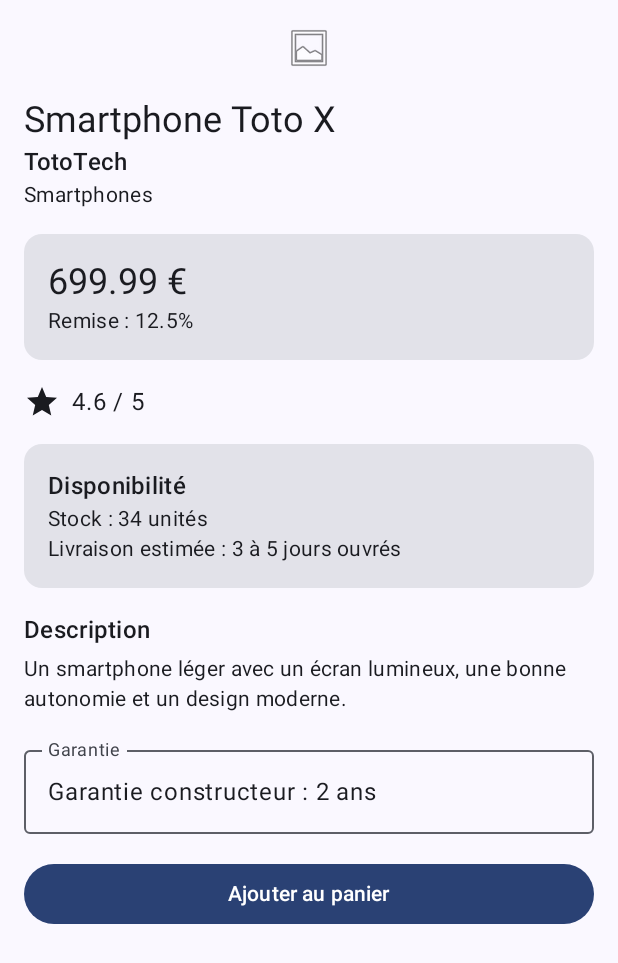
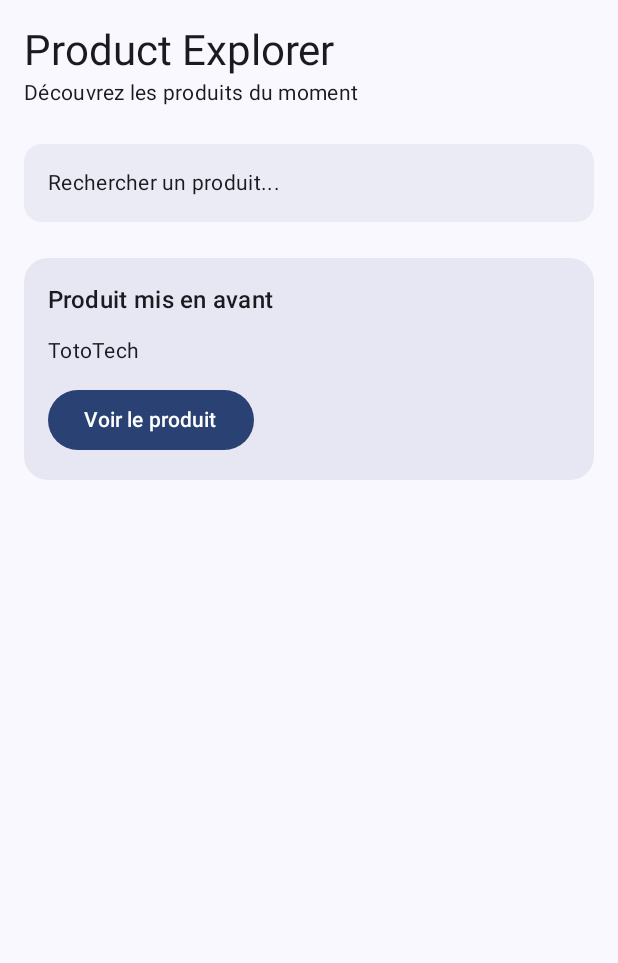
Before and after one commit to Ju-HQP/ProductExplorerTP2, an Android app built with Jetpack Compose: the screen it shows after launch (MainActivity), on a phone screen of 412 x 824 dp. Shown: the top 963 px of the screen. Run offline under Robolectric (Android 15) with nearby library versions, the phone set to English and light mode, and no system bars.

Commit message:
feat: ajout page d'accueil, avec barre de recherche (uniquement visuelle), et la card d'un produit (featuredProduct)

```diff
--- a/app/src/main/java/com/example/productexplorer/MainActivity.kt
+++ b/app/src/main/java/com/example/productexplorer/MainActivity.kt
@@ -7,8 +7,10 @@ import androidx.activity.compose.setContent
 import androidx.activity.enableEdgeToEdge
 import androidx.compose.foundation.layout.Column
 import androidx.compose.foundation.layout.Row
+import androidx.compose.foundation.layout.Spacer
 import androidx.compose.foundation.layout.fillMaxSize
 import androidx.compose.foundation.layout.fillMaxWidth
+import androidx.compose.foundation.layout.height
 import androidx.compose.foundation.layout.padding
 import androidx.compose.material3.Button
 import androidx.compose.material3.Card
@@ -27,6 +29,8 @@ import androidx.compose.material.icons.Icons
 import androidx.compose.material.icons.filled.Star
 import androidx.compose.material3.Icon
 import androidx.compose.material3.OutlinedTextField
+import androidx.compose.material3.Surface
+import androidx.compose.runtime.produceState
 
 class MainActivity : ComponentActivity() {
     override fun onCreate(savedInstanceState: Bundle?) {
@@ -35,10 +39,17 @@ class MainActivity : ComponentActivity() {
         setContent {
             ProductExplorerTheme {
                 Scaffold(modifier = Modifier.fillMaxSize()) { innerPadding ->
-                    ProductDetailScreen(
-                        product = sampleProduct(),
-                        onAddToCartClick = {
-// Action à ajouter plus tard
+//                    ProductDetailScreen(
+//                        product = sampleProduct(),
+//                        onAddToCartClick = {
+//// Action à ajouter plus tard
+//                        },
+//                        modifier = Modifier.padding(innerPadding)
+//                    )
+                    ProductHomeScreen(
+                        featuredProduct = sampleProduct(),
+                        onFeaturedProductClick = {
+                            // pour ouvrir le détail d'un produit au click
                         },
                         modifier = Modifier.padding(innerPadding)
                     )
@@ -48,6 +59,94 @@ class MainActivity : ComponentActivity() {
     }
 
     // écran entier
+    @Composable
+    fun ProductHomeScreen(
+        featuredProduct: ProductUi,
+        onFeaturedProductClick: () -> Unit,
+        modifier: Modifier = Modifier
+    ) {
+        Column(
+            modifier = modifier
+                .fillMaxSize()
+                .padding(16.dp)
+        ) {
+            HomeHeader()
+            Spacer(modifier = Modifier.height(24.dp))
+            SearchPreviewBar()
+            Spacer(modifier = Modifier.height(24.dp))
+            FeaturedProductSection(
+                product = featuredProduct,
+                onClick = onFeaturedProductClick
+            )
+            Spacer(modifier = Modifier.height(24.dp))
+        }
+    }
+
+    @Composable
+    fun HomeHeader(
+        modifier: Modifier = Modifier
+    ) {
+        Column(modifier = modifier) {
+            Text(
+                text = "Product Explorer",
+                style = MaterialTheme.typography.headlineMedium
+            )
+            Text(
+                text = "Découvrez les produits du moment",
+                style = MaterialTheme.typography.bodyMedium
+            )
+        }
+    }
+
+    @Composable
+    fun SearchPreviewBar(
+        modifier: Modifier = Modifier
+    ) {
+        Surface(
+            modifier = modifier.fillMaxWidth(),
+            shape = MaterialTheme.shapes.medium,
+            tonalElevation = 2.dp
+        ) {
+            Text(
+                text = "Rechercher un produit...",
+                modifier = Modifier.padding(16.dp),
+                style = MaterialTheme.typography.bodyMedium
+            )
+        }
+    }
+
+    @Composable
+    fun FeaturedProductSection(
+        product: ProductUi,
+        onClick: () -> Unit,
+        modifier: Modifier = Modifier
+    ) {
+        Surface(
+            modifier = modifier.fillMaxWidth(),
+            shape = MaterialTheme.shapes.large,
+            tonalElevation = 4.dp
+        ) {
+            Column(
+                modifier = Modifier.padding(16.dp)
+            ) {
+                Text(
+                    text = "Produit mis en avant",
+                    style = MaterialTheme.typography.titleMedium,
+                )
+                Spacer(modifier = Modifier.height(12.dp))
+                Text(
+                    text = product.brand,
+                    style = MaterialTheme.typography.bodyMedium
+                )
+                Spacer(modifier = Modifier.height(12.dp))
+                Button(onClick = onClick) {
+                    Text(text = "Voir le produit")
+                }
+            }
+        }
+    }
+
+    // Page de détail du produit
     @Composable
     fun ProductDetailScreen(
         product: ProductUi,
@@ -99,10 +198,10 @@ class MainActivity : ComponentActivity() {
                     .padding(top = 16.dp)
             )
             AddToCartButton(
-                    onClick = onAddToCartClick,
-            modifier = Modifier
-                .fillMaxWidth()
-                .padding(top = 16.dp)
+                onClick = onAddToCartClick,
+                modifier = Modifier
+                    .fillMaxWidth()
+                    .padding(top = 16.dp)
             )
         }
     }
@@ -156,10 +255,10 @@ class MainActivity : ComponentActivity() {
 
     @Composable
     fun ProductRating(
-        rating : Double,
-        modifier : Modifier = Modifier
-    ){
-        Row(modifier = modifier){
+        rating: Double,
+        modifier: Modifier = Modifier
+    ) {
+        Row(modifier = modifier) {
             Icon(
                 imageVector = Icons.Default.Star,
                 contentDescription = "Note du produit"
@@ -201,7 +300,7 @@ class MainActivity : ComponentActivity() {
     fun ProductDescription(
         description: String,
         modifier: Modifier = Modifier
-    ){
+    ) {
         Column(modifier = modifier) {
             Text(
                 text = "Description",
@@ -245,6 +344,18 @@ class MainActivity : ComponentActivity() {
     }
 
     // PREVIEWS
+
+    @Preview(showBackground = true)
+    @Composable
+    fun ProductHomeScreenPreview() {
+        ProductExplorerTheme {
+            ProductHomeScreen(
+                featuredProduct = sampleProduct(),
+                onFeaturedProductClick = {}
+            )
+        }
+    }
+
     @Preview(showBackground = true)
     @Composable
     fun ProductDetailScreenPreview() {
@@ -300,6 +411,7 @@ fun sampleProduct(): ProductUi {
         shippingInformation = "Livraison estimée : 3 à 5 jours ouvrés"
     )
 }
+
 // product hors stock example
 fun sampleProductOutOfStock(): ProductUi {
     return ProductUi(
```
